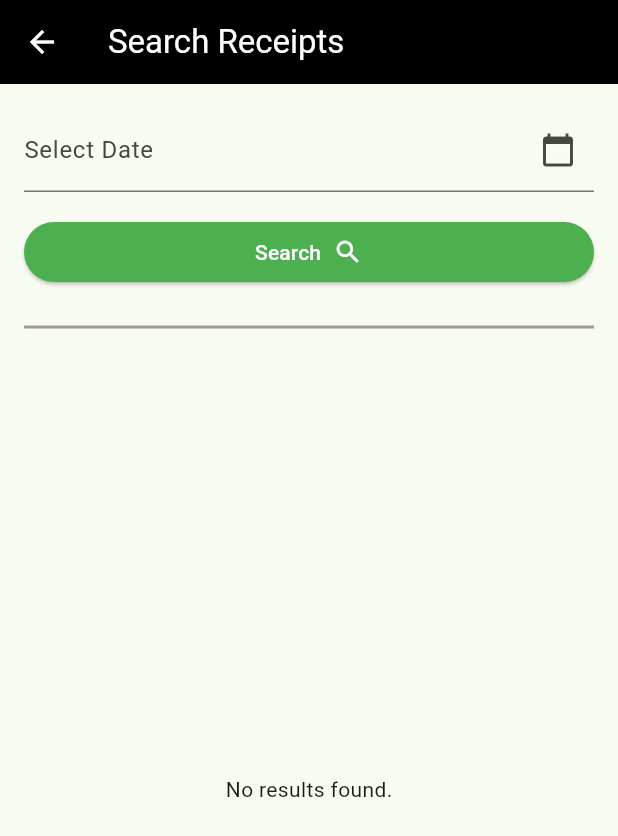
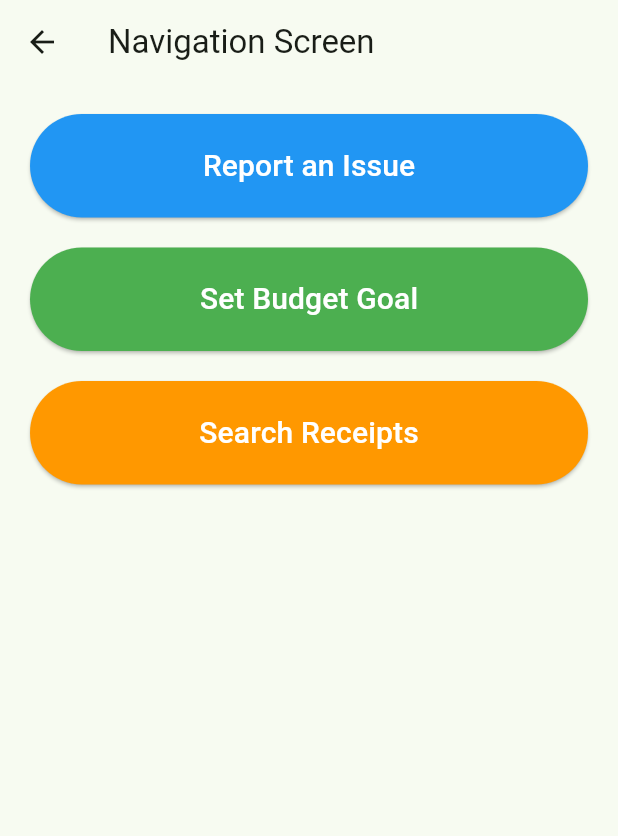
Before and after one commit to ahmaddioxide/ppocket, a Flutter app: the BudgetHome screen opened directly, after a tap on the "search" icon, on a phone screen of 412 x 824 dp. Shown: the top 836 px of the screen. Run offline on Flutter 3.47's test engine with Material 3 defaults, Android fonts, the phone set to English and light mode, and no system bars; our stand-ins replace cached_network_image, cloud_firestore, curved_navigation_bar, device_preview, firebase_auth, firebase_core and 3 more; missing offline and left inert: qr_code_scanner; accounts and stored records are empty.

Commit message:
update budget management screens

```diff
--- a/lib/views/budget_screens/budget_home_screen.dart
+++ b/lib/views/budget_screens/budget_home_screen.dart
@@ -6,6 +6,7 @@ import 'package:ppocket/controllers/models/transaction_model.dart';
 import 'package:ppocket/views/budget_screens/budget_goal.dart';
 import 'package:ppocket/views/components/loading_widget.dart';
 import 'package:ppocket/views/report_bug/report_bug_screen.dart';
+import 'package:ppocket/views/search_navigation_screens/navigation_screen.dart';
 import 'package:ppocket/views/search_reciepts/search_reciepts.dart';
 
 import 'package:ppocket/views/budget_screens/budget_search.dart';
@@ -55,7 +56,7 @@ class BudgetHome extends StatelessWidget {
               Navigator.push(
                 context,
                 MaterialPageRoute(
-                  builder: (context) => SearchReceipts(),
+                  builder: (context) => NavigationScreen(),
                 ),
               );
             },
--- /dev/null
+++ b/lib/views/search_navigation_screens/navigation_screen.dart
@@ -0,0 +1,83 @@
+import 'package:flutter/material.dart';
+import 'package:ppocket/views/budget_screens/set_budget_goal_screen.dart';
+import 'package:ppocket/views/report_bug/report_bug_screen.dart';
+import 'package:ppocket/controllers/budget_controller.dart';
+import 'package:ppocket/views/search_reciepts/search_reciepts.dart';
+
+class NavigationScreen extends StatelessWidget {
+  @override
+  Widget build(BuildContext context) {
+    return Scaffold(
+      appBar: AppBar(
+        title: Text('Navigation Screen'),
+      ),
+      body: Padding(
+        padding: EdgeInsets.symmetric(horizontal: 20),
+        child: Column(
+          crossAxisAlignment: CrossAxisAlignment.stretch,
+          children: [
+            SizedBox(height: 20),
+            ElevatedButton(
+              onPressed: () {
+                Navigator.push(
+                  context,
+                  MaterialPageRoute(
+                    builder: (context) => BugReportScreen(),
+                  ),
+                );
+              },
+              style: ElevatedButton.styleFrom(
+                backgroundColor: Colors.blue,
+                padding: EdgeInsets.symmetric(vertical: 20),
+              ),
+              child: Text(
+                'Report an Issue',
+                style: TextStyle(fontSize: 20, color: Colors.white),
+              ),
+            ),
+            SizedBox(height: 20),
+            ElevatedButton(
+              onPressed: () {
+                Navigator.push(
+                  context,
+                  MaterialPageRoute(
+                    builder: (context) => SetBudgetGoalScreen(
+                      budgetController: BudgetController(),
+                    ),
+                  ),
+                );
+              },
+              style: ElevatedButton.styleFrom(
+                backgroundColor: Colors.green,
+                padding: EdgeInsets.symmetric(vertical: 20),
+              ),
+              child: Text(
+                'Set Budget Goal',
+                style: TextStyle(fontSize: 20, color: Colors.white),
+              ),
+            ),
+            SizedBox(height: 20),
+            ElevatedButton(
+              onPressed: () {
+                Navigator.push(
+                  context,
+                  MaterialPageRoute(
+                    builder: (context) => SearchReceipts(),
+                  ),
+                );
+              },
+              style: ElevatedButton.styleFrom(
+                backgroundColor: Colors.orange,
+                padding: EdgeInsets.symmetric(vertical: 20),
+              ),
+              child: Text(
+                'Search Receipts',
+                style: TextStyle(fontSize: 20, color: Colors.white),
+              ),
+            ),
+          ],
+        ),
+      ),
+    );
+  }
+}
```
Also changed, not shown: lib/views/budget_screens/budget_goal.dart (+5 -18 lines).
